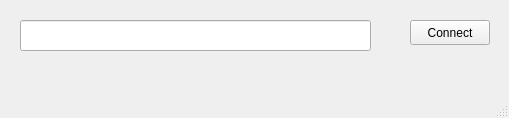
Old version of the form source/gui/mainwindow.ui in the repository richmanfx/EasyContest.
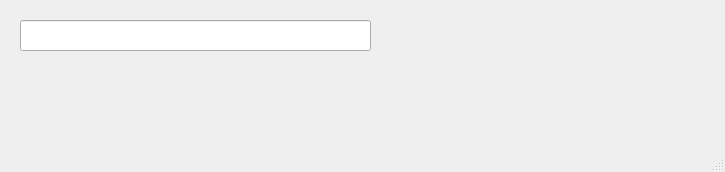
New version of the form. Icons and pictures are not drawn.

Commit message: Изменения в главной форме - изменяет размер в OpenGL

```diff
--- a/source/gui/mainwindow.ui
+++ b/source/gui/mainwindow.ui
@@ -6,8 +6,8 @@
    <rect>
     <x>0</x>
     <y>0</y>
-    <width>509</width>
-    <height>118</height>
+    <width>725</width>
+    <height>172</height>
    </rect>
   </property>
   <property name="sizePolicy">
@@ -42,19 +42,6 @@
     <normaloff>:/clean.png</normaloff>:/clean.png</iconset>
   </property>
   <widget class="QWidget" name="centralWidget">
-   <widget class="QPushButton" name="pbConnect">
-    <property name="geometry">
-     <rect>
-      <x>410</x>
-      <y>20</y>
-      <width>80</width>
-      <height>25</height>
-     </rect>
-    </property>
-    <property name="text">
-     <string>Connect</string>
-    </property>
-   </widget>
    <widget class="QLineEdit" name="callLineEdit">
     <property name="geometry">
      <rect>
```
The commit also changes 2 other files.
